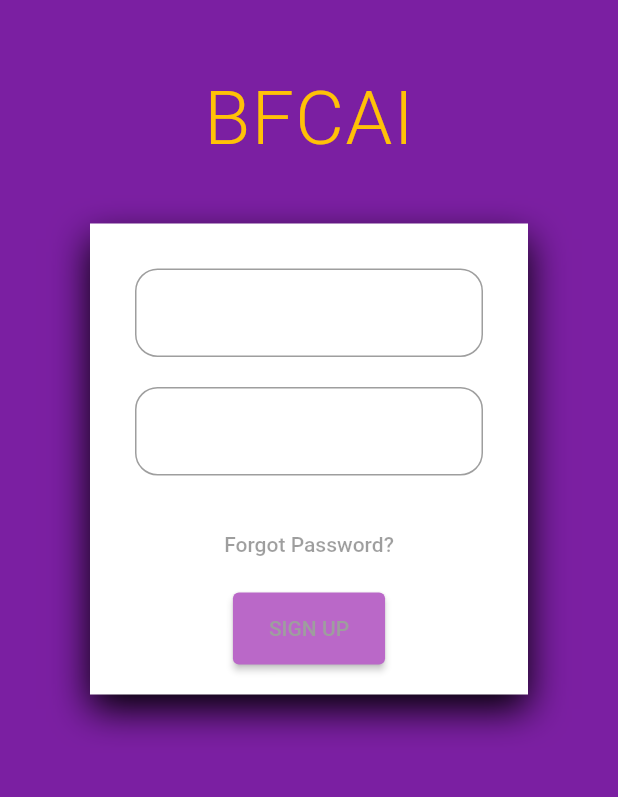
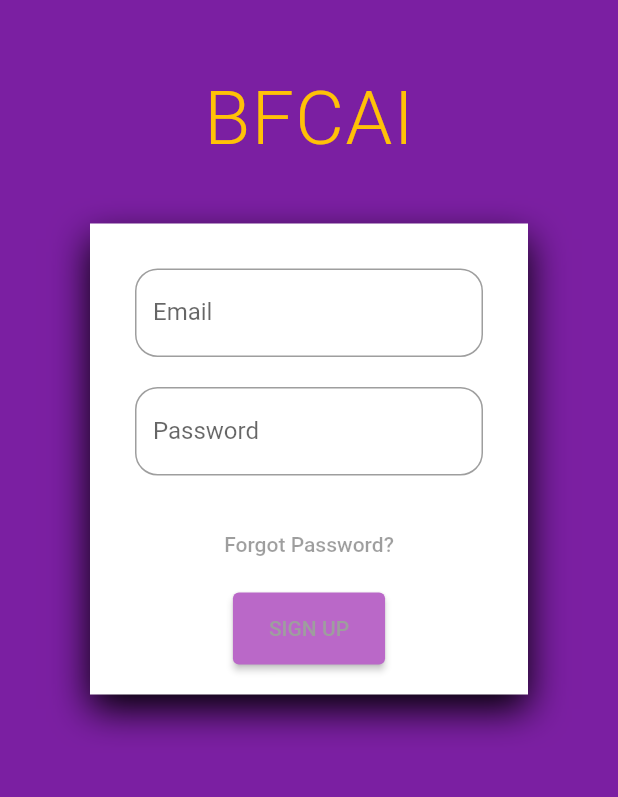
Before and after one commit to Abdul-Khaleq188/flutter_tasks, a Flutter app: the screen it shows after launch, on a phone screen of 412 x 824 dp, the part 360-1157 px from its top. Run offline on Flutter 3.47's test engine with Material 2 defaults, Android fonts, the phone set to English and light mode, and no system bars; missing offline and left inert: dart:ffi.

Commit message:
Update myapp.dart

```diff
--- a/lib/myapp.dart
+++ b/lib/myapp.dart
@@ -41,16 +41,19 @@ class MyAppTest extends State<MyApp> {
                 Container(
                   margin: const EdgeInsets.only(top: 40),
                   padding: const EdgeInsets.all(20),
-
                   decoration: const BoxDecoration(
                       color: Colors.white,
-                      boxShadow: [BoxShadow(blurRadius: 20,offset: Offset(0, 10))]),
+                      boxShadow: [
+                        BoxShadow(blurRadius: 20, offset: Offset(0, 10))
+                      ]),
                   child: Column(
                     children: [
                       Container(
                         margin: const EdgeInsets.all(10),
                         child: TextFormField(
                           decoration: InputDecoration(
+                              hintText: 'Enter your email',
+                              label: const Text('Email'),
                               border: OutlineInputBorder(
                                   borderRadius: BorderRadius.circular(15))),
                         ),
@@ -59,6 +62,8 @@ class MyAppTest extends State<MyApp> {
                         margin: const EdgeInsets.all(10),
                         child: TextFormField(
                           decoration: InputDecoration(
+                              hintText: 'Enter password',
+                              label: const Text('Password'),
                               border: OutlineInputBorder(
                                   borderRadius: BorderRadius.circular(15))),
                         ),
```
